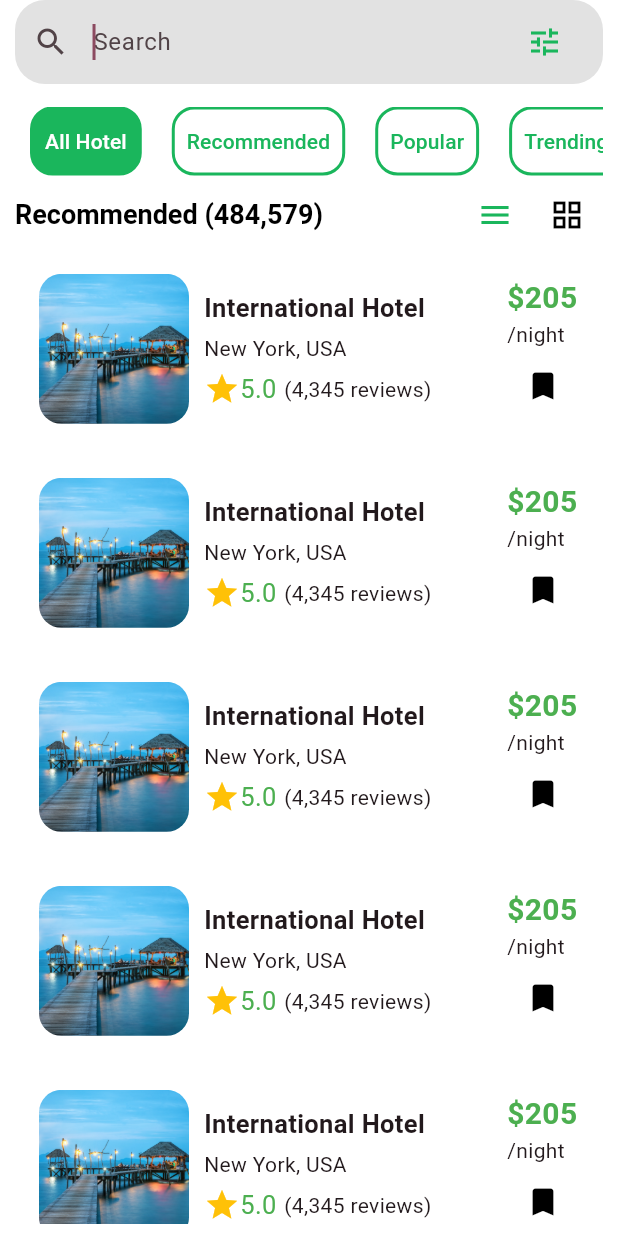
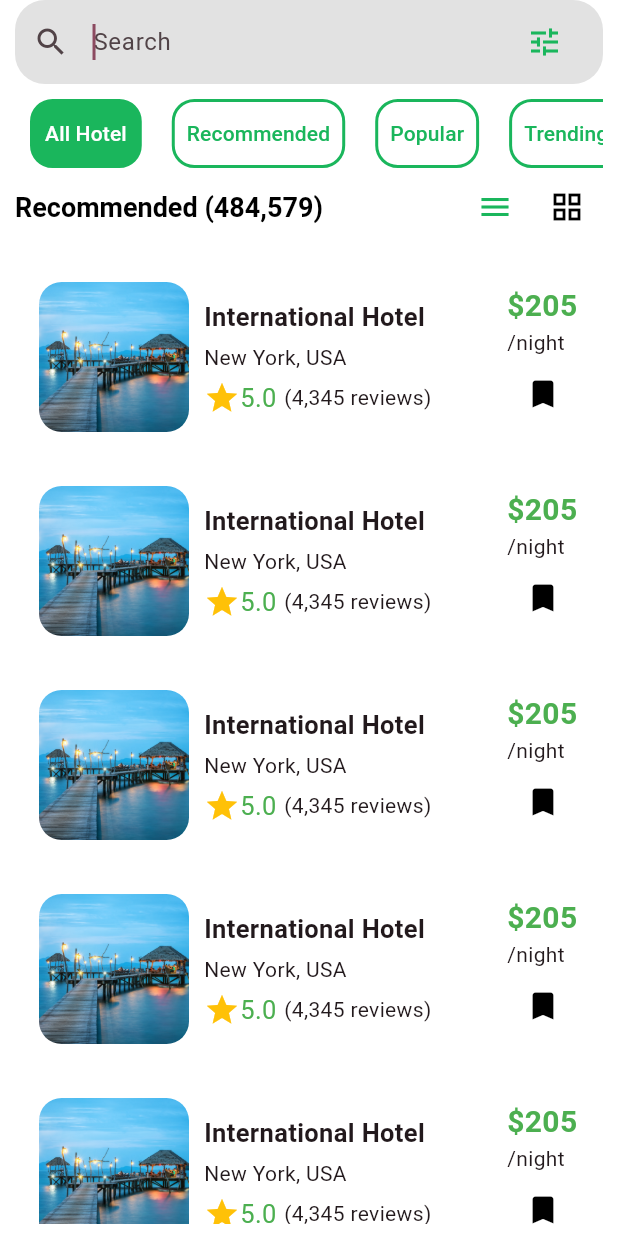
Before and after one commit to SathiaPang/KiloHotel, a Flutter app: the SearchScreen screen opened directly, on a phone screen of 412 x 824 dp. Run offline on Flutter 3.47's test engine with Material 3 defaults, Android fonts, the phone set to English and light mode, and no system bars; our stand-ins replace get, intl_phone_field, shared_preferences, syncfusion_flutter_datepicker; missing offline and left inert: dotted_dashed_line; accounts and stored records are empty.

Commit message:
fix the screen in search

```diff
--- a/lib/view/satya/Search screen/Search_screen.dart
+++ b/lib/view/satya/Search screen/Search_screen.dart
@@ -33,21 +33,20 @@ class _SearchScreenState extends State<SearchScreen>
             children: [
               Container(
                 padding: EdgeInsets.symmetric(horizontal: 10),
-                width: Get.width * 1,
-                height: Get.height * 0.19,
                 color: white,
                 child: Column(
                   children: [
                     SearchBar(),
-                    SizedBox(height: 15),
+                    SizedBox(
+                      height: 10,
+                    ),
                     TabbarEdit(
                       _tabController,
                       _findController.searchcategory,
                       _findController.selectedIndex.value,
                       (index) => _findController.filTerByIndex(index),
                     ),
-                    () {
-                      return Row(
+                    Row(
                       mainAxisAlignment: MainAxisAlignment.spaceBetween,
                       children: [
                         RichText(
@@ -57,14 +56,12 @@ class _SearchScreenState extends State<SearchScreen>
                               TextSpan(
                                 text: 'Recommended ',
                                 style: TextStyle(
-                                      fontSize: 18,
-                                      fontWeight: FontWeight.w600),
+                                    fontSize: 18, fontWeight: FontWeight.w600),
                               ),
                               TextSpan(
                                 text: '(484,579)',
                                 style: TextStyle(
-                                      fontSize: 18,
-                                      fontWeight: FontWeight.w600),
+                                    fontSize: 18, fontWeight: FontWeight.w600),
                               ),
                             ],
                           ),
@@ -94,8 +91,7 @@ class _SearchScreenState extends State<SearchScreen>
                           ),
                         )
                       ],
-                      );
-                    }(),
+                    )
                   ],
                 ),
               ),
```
Lines whose indentation alone changed are shown as unchanged.
